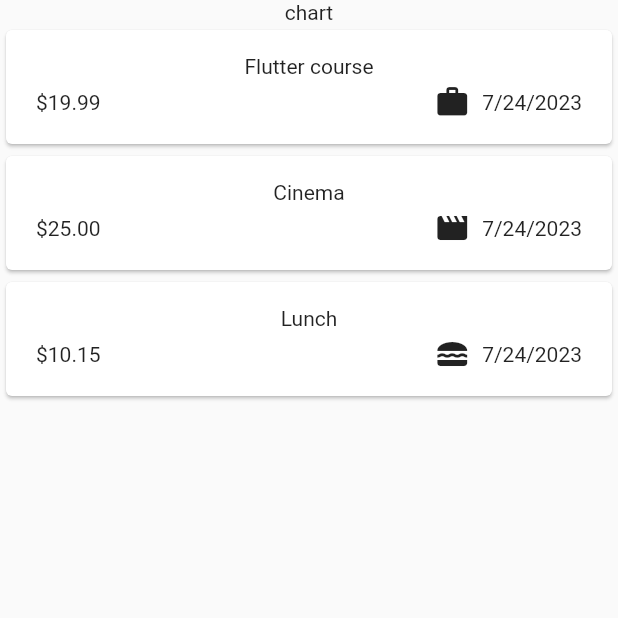
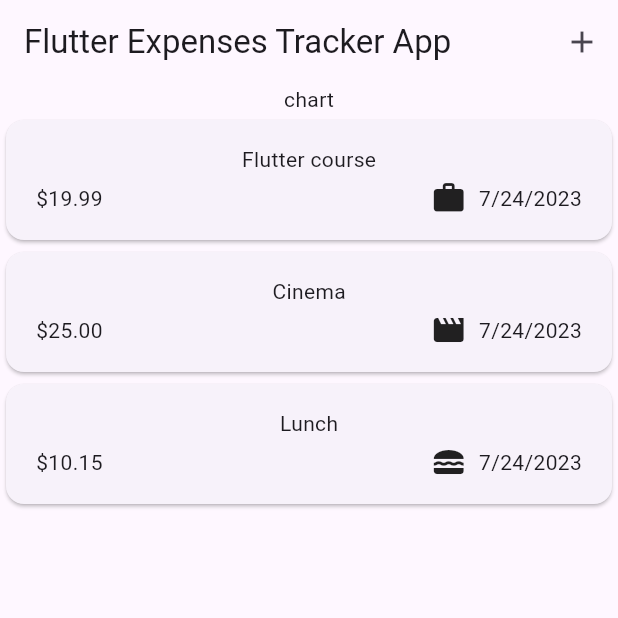
Before and after one commit to almakrami/expense_tracker-flutter, a Flutter app: the screen it shows after launch, on a phone screen of 412 x 824 dp, the top half of it. Run offline on Flutter 3.47's test engine with Material 2 defaults, Android fonts, the phone set to English and light mode, and no system bars.

Commit message:
adding NewExpense screen,and textField Controlling

```diff
--- a/lib/Widgets/expenses.dart
+++ b/lib/Widgets/expenses.dart
@@ -1,3 +1,4 @@
+import 'package:expense_tracker/Widgets/new_expense.dart';
 import 'package:flutter/material.dart';
 import 'package:expense_tracker/models/expense.dart';
 import 'package:expense_tracker/Widgets/expenses_list/expenses_list.dart';
@@ -32,9 +33,23 @@ class _ExpensesState extends State<Expenses> {
       category: Category.food,
     ),
   ];
+
+
+  void _openAddExpenseOverlay(){
+    showModalBottomSheet(context: context, builder: (ctx) => const NewExpense(),);
+  }
   @override
   Widget build(BuildContext context) {
     return Scaffold(
+      appBar: AppBar(
+        title: const Text('Flutter Expenses Tracker App'),
+        actions: [
+          IconButton(
+            onPressed: _openAddExpenseOverlay,
+            icon: const Icon(Icons.add),
+          ),
+        ],
+      ),
       body: Column(
         children: [
           const Text("chart"),
--- a/lib/Widgets/expenses_list/expenses.dart
+++ b/lib/Widgets/expenses_list/expenses.dart
@@ -1,12 +1,13 @@
 import 'package:flutter/material.dart';
+
+import 'package:expense_tracker/widgets/expenses_list/expenses_list.dart';
 import 'package:expense_tracker/models/expense.dart';
-import 'package:expense_tracker/Widgets/expenses_list/expenses_list.dart';
 
 class Expenses extends StatefulWidget {
   const Expenses({super.key});
 
   @override
-  State<StatefulWidget> createState() {
+  State<Expenses> createState() {
     return _ExpensesState();
   }
 }
@@ -14,33 +15,37 @@ class Expenses extends StatefulWidget {
 class _ExpensesState extends State<Expenses> {
   final List<Expense> _registeredExpenses = [
     Expense(
-      title: 'Flutter course',
+      title: 'Flutter Course',
       amount: 19.99,
       date: DateTime.now(),
       category: Category.work,
     ),
     Expense(
       title: 'Cinema',
-      amount: 25,
+      amount: 15.69,
       date: DateTime.now(),
       category: Category.leisure,
     ),
-    Expense(
-      title: 'Lunch',
-      amount: 10.15,
-      date: DateTime.now(),
-      category: Category.food,
-    ),
   ];
+
   @override
   Widget build(BuildContext context) {
     return Scaffold(
+      appBar: AppBar(
+        title: const Text('Flutter ExpenseTracker'),
+        actions: [
+          IconButton(
+            onPressed: () {},
+            icon: const Icon(Icons.add),
+          ),
+        ],
+      ),
       body: Column(
         children: [
-          const Text("chart"),
+          const Text('The chart'),
           Expanded(
             child: ExpensesList(expenses: _registeredExpenses),
-          )
+          ),
         ],
       ),
     );
--- a/lib/main.dart
+++ b/lib/main.dart
@@ -3,7 +3,9 @@ import 'package:flutter/material.dart';
 import 'package:expense_tracker/Widgets/expenses.dart';
 
 void main() {
-  runApp(const MaterialApp(
-    home: Expenses(),
+  runApp(MaterialApp
+  (
+    theme: ThemeData(useMaterial3: true),
+    home:  const Expenses(),
   ),);
 }
```
Also changed, not shown: lib/Widgets/new_expense.dart (added, +47 -0 lines).
